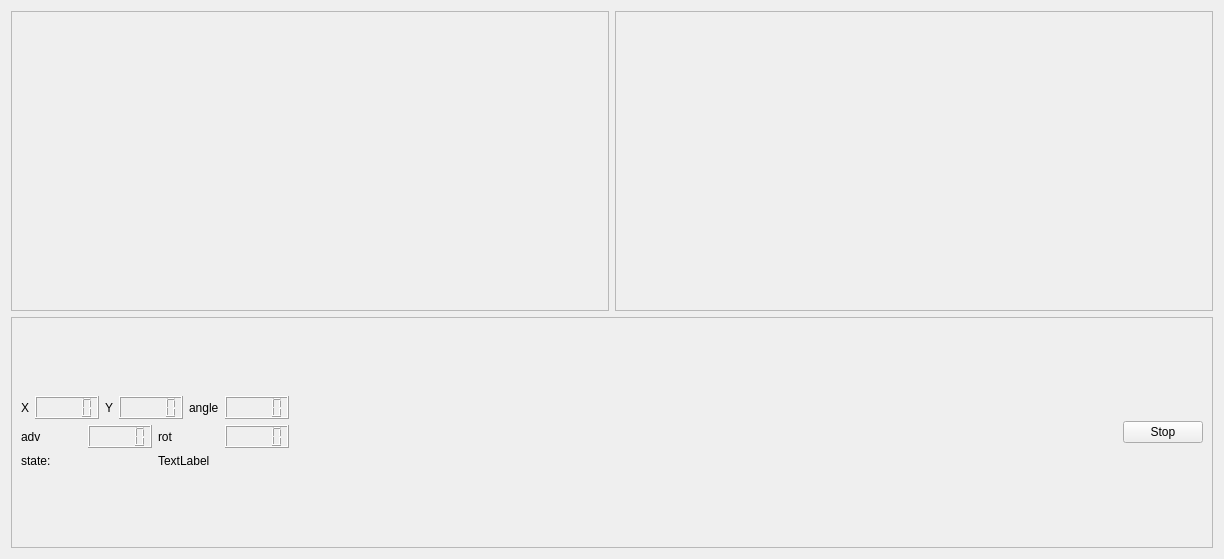
First picture: the form in Activity3/src/mainUI.ui, repository XemnasDestroyer/robotica, before the edit.
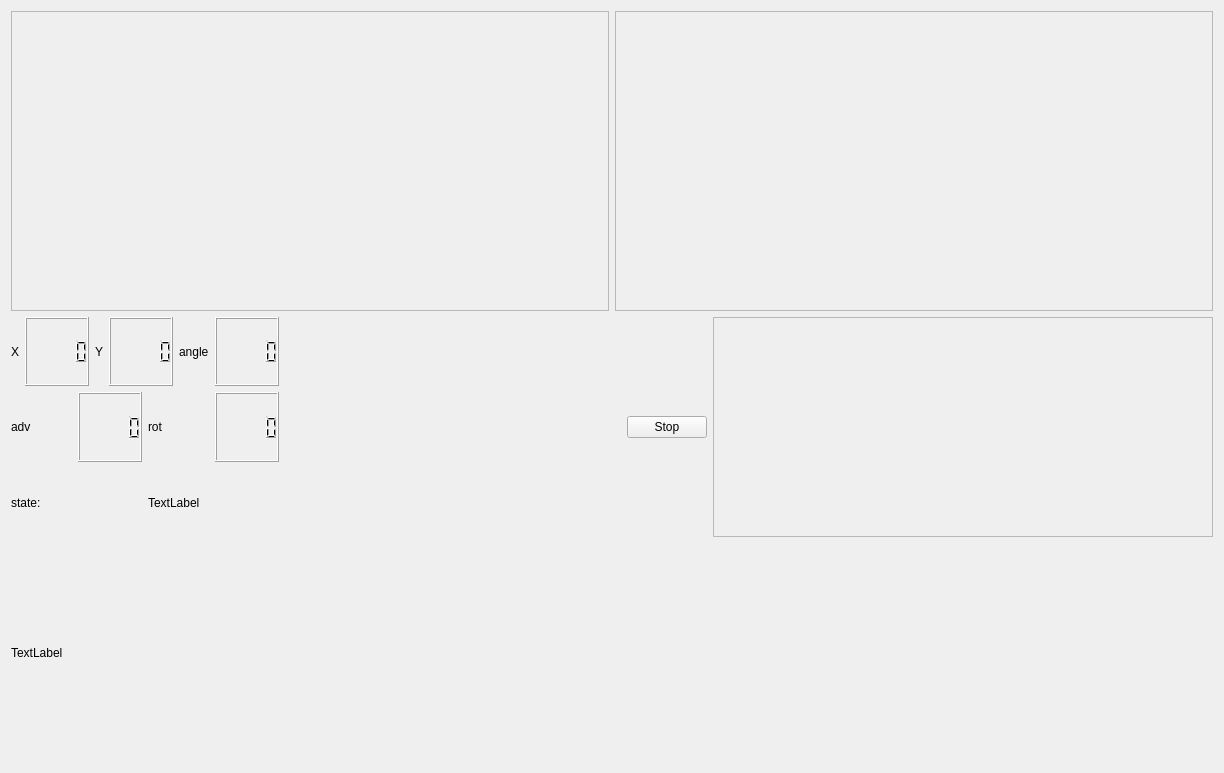
Second picture: the form after the edit.

Patch:
```diff
--- a/Activity3/src/mainUI.ui
+++ b/Activity3/src/mainUI.ui
@@ -7,16 +7,16 @@
     <x>0</x>
     <y>0</y>
     <width>1224</width>
-    <height>559</height>
+    <height>773</height>
    </rect>
   </property>
   <property name="windowTitle">
    <string>localiser</string>
   </property>
-  <layout class="QVBoxLayout" name="verticalLayout_6">
-   <item>
     <layout class="QVBoxLayout" name="verticalLayout_5">
      <item>
+    <layout class="QVBoxLayout" name="verticalLayout_2">
+     <item>
       <layout class="QHBoxLayout" name="horizontalLayout_17">
        <item>
         <widget class="QFrame" name="frame">
@@ -65,20 +65,7 @@
       </layout>
      </item>
      <item>
-      <widget class="QFrame" name="frame_2">
-       <property name="sizePolicy">
-        <sizepolicy hsizetype="Minimum" vsizetype="Preferred">
-         <horstretch>0</horstretch>
-         <verstretch>0</verstretch>
-        </sizepolicy>
-       </property>
-       <property name="frameShape">
-        <enum>QFrame::StyledPanel</enum>
-       </property>
-       <property name="frameShadow">
-        <enum>QFrame::Raised</enum>
-       </property>
-       <layout class="QVBoxLayout" name="verticalLayout_2">
+      <layout class="QHBoxLayout" name="horizontalLayout_9">
         <item>
          <layout class="QHBoxLayout" name="horizontalLayout_18">
           <item>
@@ -224,7 +211,35 @@
           </item>
          </layout>
         </item>
-       </layout>
+       <item>
+        <widget class="QFrame" name="frame_plot_error">
+         <property name="minimumSize">
+          <size>
+           <width>500</width>
+           <height>0</height>
+          </size>
+         </property>
+         <property name="frameShape">
+          <enum>QFrame::StyledPanel</enum>
+         </property>
+         <property name="frameShadow">
+          <enum>QFrame::Raised</enum>
+         </property>
+        </widget>
+       </item>
+      </layout>
+     </item>
+     <item>
+      <widget class="QLabel" name="label_img">
+       <property name="minimumSize">
+        <size>
+         <width>300</width>
+         <height>100</height>
+        </size>
+       </property>
+       <property name="text">
+        <string>TextLabel</string>
+       </property>
       </widget>
      </item>
     </layout>
```
Left out of the diff: 8 changed lines with no effect on the pictures. Lines whose indentation alone changed are shown as unchanged.
